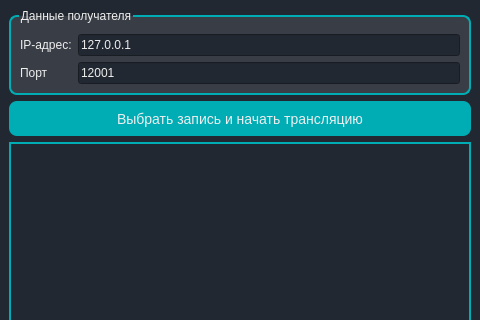
This is Locator/LocatorWindow.ui in Omazz/SurveillanceTracker as Qt 5 draws it before an edit; both pictures show x 0 to 480 and y 0 to 320 of the 480 by 640 pixel window. The edited form follows.
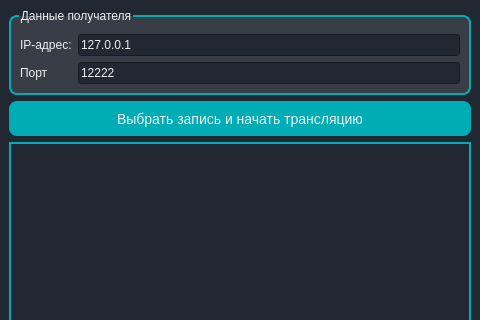
This is the edited form.

The edit to the form file:
```diff
--- a/Locator/LocatorWindow.ui
+++ b/Locator/LocatorWindow.ui
@@ -136,7 +136,7 @@
             <string>00000</string>
            </property>
            <property name="text">
-            <string>12001</string>
+            <string>12222</string>
            </property>
           </widget>
          </item>
```
